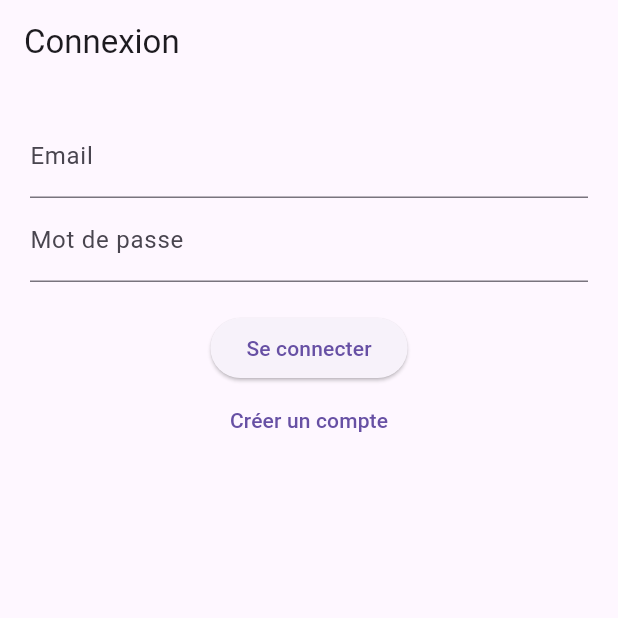
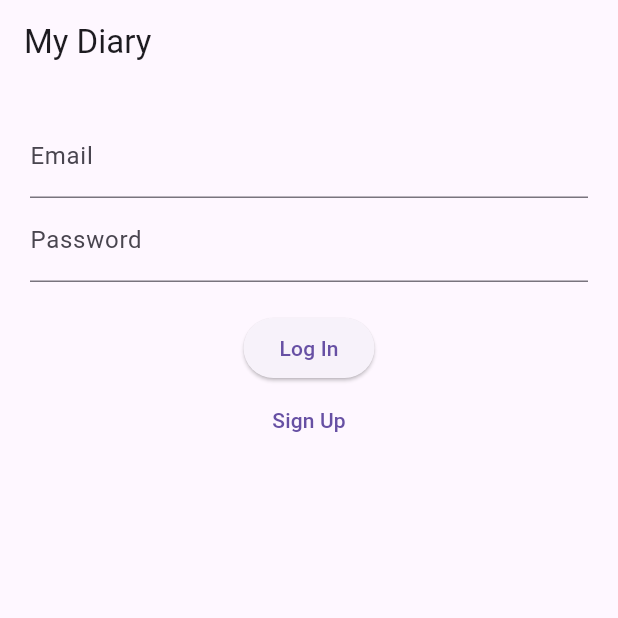
Before and after one commit to SyalbiaNoor/mobileprog_fp, a Flutter app: the screen it shows after launch, on a phone screen of 412 x 824 dp, the top half of it. Run offline on Flutter 3.47's test engine with Material 3 defaults, Android fonts, the light colour scheme and no system bars; our stand-ins replace cloud_firestore, firebase_auth, firebase_core; accounts and stored records are empty.

Commit message:
Update login_screen.dart

```diff
--- a/echodiary/lib/screens/auth/login_screen.dart
+++ b/echodiary/lib/screens/auth/login_screen.dart
@@ -27,7 +27,7 @@ class _LoginScreenState extends State<LoginScreen> {
       );
     } catch (e) {
       ScaffoldMessenger.of(context).showSnackBar(
-        SnackBar(content: Text('Erreur : $e')),
+        SnackBar(content: Text('Error : $e')),
       );
     }
   }
@@ -35,21 +35,21 @@ class _LoginScreenState extends State<LoginScreen> {
   @override
   Widget build(BuildContext context) {
     return Scaffold(
-      appBar: AppBar(title: const Text('Connexion')),
+      appBar: AppBar(title: const Text('My Diary')),
       body: Padding(
         padding: const EdgeInsets.all(20),
         child: Column(
           children: [
             TextField(controller: emailController, decoration: const InputDecoration(labelText: 'Email')),
-            TextField(controller: passwordController, obscureText: true, decoration: const InputDecoration(labelText: 'Mot de passe')),
+            TextField(controller: passwordController, obscureText: true, decoration: const InputDecoration(labelText: 'Password')),
             const SizedBox(height: 20),
-            ElevatedButton(onPressed: login, child: const Text('Se connecter')),
+            ElevatedButton(onPressed: login, child: const Text('Log In')),
             TextButton(
               onPressed: () {
                 Navigator.push(context,
                     MaterialPageRoute(builder: (_) => const SignupScreen()));
               },
-              child: const Text("Créer un compte"),
+              child: const Text("Sign Up"),
             )
           ],
         ),
```
